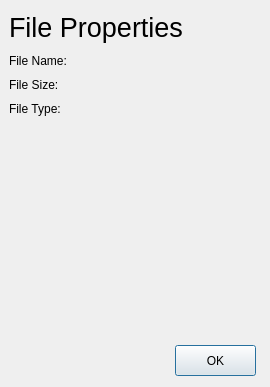
Qt form properties.ui (theCheeseboard/thefile) before a commit.
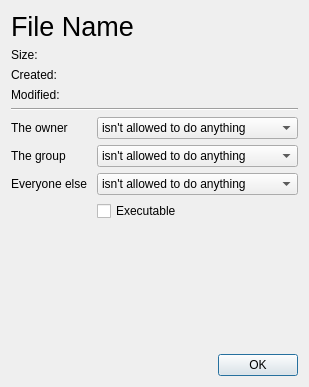
The same form after that commit. Icons and pictures are not drawn.

```diff
--- a/properties.ui
+++ b/properties.ui
@@ -6,86 +6,221 @@
    <rect>
     <x>0</x>
     <y>0</y>
-    <width>270</width>
+    <width>309</width>
     <height>387</height>
    </rect>
   </property>
   <property name="windowTitle">
    <string>Dialog</string>
   </property>
-  <widget class="QLabel" name="label">
-   <property name="geometry">
-    <rect>
-     <x>9</x>
-     <y>9</y>
-     <width>251</width>
-     <height>37</height>
-    </rect>
-   </property>
-   <property name="font">
-    <font>
-     <pointsize>20</pointsize>
-    </font>
-   </property>
-   <property name="text">
-    <string>File Properties</string>
-   </property>
-  </widget>
-  <widget class="QLabel" name="fileName">
-   <property name="geometry">
-    <rect>
-     <x>9</x>
-     <y>52</y>
-     <width>251</width>
-     <height>18</height>
-    </rect>
-   </property>
-   <property name="text">
-    <string>File Name:</string>
-   </property>
-  </widget>
-  <widget class="QLabel" name="fileSize">
-   <property name="geometry">
-    <rect>
-     <x>9</x>
-     <y>76</y>
-     <width>251</width>
-     <height>18</height>
-    </rect>
-   </property>
-   <property name="text">
-    <string>File Size:</string>
-   </property>
-  </widget>
-  <widget class="QLabel" name="fileType">
-   <property name="geometry">
-    <rect>
-     <x>9</x>
-     <y>100</y>
-     <width>251</width>
-     <height>18</height>
-    </rect>
-   </property>
-   <property name="text">
-    <string>File Type:</string>
-   </property>
-  </widget>
-  <widget class="QPushButton" name="pushButton">
-   <property name="geometry">
-    <rect>
-     <x>175</x>
-     <y>345</y>
-     <width>81</width>
-     <height>31</height>
-    </rect>
-   </property>
-   <property name="text">
-    <string>OK</string>
-   </property>
-   <property name="icon">
-    <iconset theme="dialog-ok"/>
-   </property>
-  </widget>
+  <layout class="QVBoxLayout" name="verticalLayout">
+   <item>
+    <widget class="QLabel" name="filename">
+     <property name="font">
+      <font>
+       <pointsize>20</pointsize>
+      </font>
+     </property>
+     <property name="text">
+      <string>File Name</string>
+     </property>
+    </widget>
+   </item>
+   <item>
+    <layout class="QFormLayout" name="formLayout">
+     <property name="sizeConstraint">
+      <enum>QLayout::SetMaximumSize</enum>
+     </property>
+     <item row="0" column="0">
+      <widget class="QLabel" name="label_4">
+       <property name="text">
+        <string>Size:</string>
+       </property>
+       <property name="wordWrap">
+        <bool>false</bool>
+       </property>
+      </widget>
+     </item>
+     <item row="0" column="1">
+      <widget class="QLabel" name="size">
+       <property name="text">
+        <string/>
+       </property>
+      </widget>
+     </item>
+     <item row="1" column="0">
+      <widget class="QLabel" name="label_5">
+       <property name="text">
+        <string>Created:</string>
+       </property>
+      </widget>
+     </item>
+     <item row="1" column="1">
+      <widget class="QLabel" name="created">
+       <property name="text">
+        <string/>
+       </property>
+      </widget>
+     </item>
+     <item row="2" column="0">
+      <widget class="QLabel" name="label_6">
+       <property name="text">
+        <string>Modified:</string>
+       </property>
+      </widget>
+     </item>
+     <item row="2" column="1">
+      <widget class="QLabel" name="modified">
+       <property name="text">
+        <string/>
+       </property>
+      </widget>
+     </item>
+     <item row="4" column="0">
+      <widget class="QLabel" name="label">
+       <property name="text">
+        <string>The owner</string>
+       </property>
+      </widget>
+     </item>
+     <item row="4" column="1">
+      <widget class="QComboBox" name="comboBox">
+       <property name="currentText">
+        <string>isn't allowed to do anything</string>
+       </property>
+       <item>
+        <property name="text">
+         <string>isn't allowed to do anything</string>
+        </property>
+       </item>
+       <item>
+        <property name="text">
+         <string>is allowed to Read</string>
+        </property>
+       </item>
+       <item>
+        <property name="text">
+         <string>is allowed to Read and Write</string>
+        </property>
+       </item>
+      </widget>
+     </item>
+     <item row="5" column="0">
+      <widget class="QLabel" name="label_2">
+       <property name="text">
+        <string>The group</string>
+       </property>
+      </widget>
+     </item>
+     <item row="5" column="1">
+      <widget class="QComboBox" name="comboBox_2">
+       <property name="currentText">
+        <string>isn't allowed to do anything</string>
+       </property>
+       <item>
+        <property name="text">
+         <string>isn't allowed to do anything</string>
+        </property>
+       </item>
+       <item>
+        <property name="text">
+         <string>is allowed to Read</string>
+        </property>
+       </item>
+       <item>
+        <property name="text">
+         <string>is allowed to Read and Write</string>
+        </property>
+       </item>
+      </widget>
+     </item>
+     <item row="6" column="0">
+      <widget class="QLabel" name="label_3">
+       <property name="text">
+        <string>Everyone else </string>
+       </property>
+      </widget>
+     </item>
+     <item row="6" column="1">
+      <widget class="QComboBox" name="comboBox_3">
+       <property name="currentText">
+        <string>isn't allowed to do anything</string>
+       </property>
+       <item>
+        <property name="text">
+         <string>isn't allowed to do anything</string>
+        </property>
+       </item>
+       <item>
+        <property name="text">
+         <string>is allowed to Read</string>
+        </property>
+       </item>
+       <item>
+        <property name="text">
+         <string>is allowed to Read and Write</string>
+        </property>
+       </item>
+      </widget>
+     </item>
+     <item row="7" column="1">
+      <widget class="QCheckBox" name="checkBox">
+       <property name="text">
+        <string>Executable</string>
+       </property>
+      </widget>
+     </item>
+     <item row="3" column="0" colspan="2">
+      <widget class="Line" name="line">
+       <property name="orientation">
+        <enum>Qt::Horizontal</enum>
+       </property>
+      </widget>
+     </item>
+     <item row="8" column="0" colspan="2">
+      <spacer name="verticalSpacer">
+       <property name="orientation">
+        <enum>Qt::Vertical</enum>
+       </property>
+       <property name="sizeHint" stdset="0">
+        <size>
+         <width>20</width>
+         <height>40</height>
+        </size>
+       </property>
+      </spacer>
+     </item>
+    </layout>
+   </item>
+   <item>
+    <layout class="QHBoxLayout" name="horizontalLayout">
+     <item>
+      <spacer name="horizontalSpacer">
+       <property name="orientation">
+        <enum>Qt::Horizontal</enum>
+       </property>
+       <property name="sizeHint" stdset="0">
+        <size>
+         <width>40</width>
+         <height>20</height>
+        </size>
+       </property>
+      </spacer>
+     </item>
+     <item>
+      <widget class="QPushButton" name="pushButton">
+       <property name="text">
+        <string>OK</string>
+       </property>
+       <property name="icon">
+        <iconset theme="dialog-ok">
+         <normaloff>.</normaloff>.</iconset>
+       </property>
+      </widget>
+     </item>
+    </layout>
+   </item>
+  </layout>
  </widget>
  <resources/>
  <connections/>
```
Left out of the diff: 2 changed lines with no effect on the pictures.
